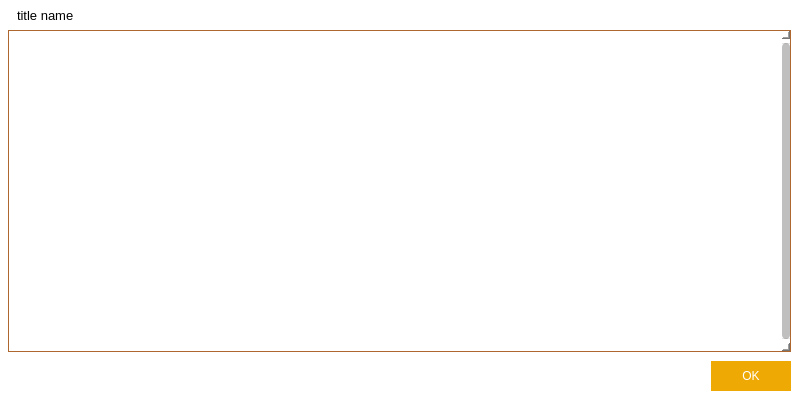
Old version of the form src/qt/forms/helpmessagedialog.ui in the repository MassGrid/MassGrid.
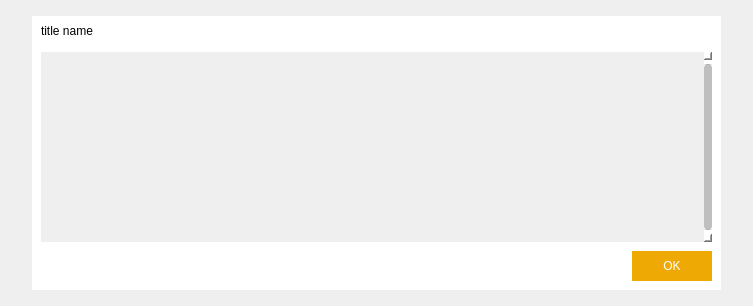
New version of the form. Icons and pictures are not drawn.

```diff
--- a/src/qt/forms/helpmessagedialog.ui
+++ b/src/qt/forms/helpmessagedialog.ui
@@ -6,8 +6,8 @@
    <rect>
     <x>0</x>
     <y>0</y>
-    <width>800</width>
-    <height>400</height>
+    <width>753</width>
+    <height>306</height>
    </rect>
   </property>
   <property name="font">
@@ -19,12 +19,31 @@
    <string notr="true">MassGrid Core - Command-line options</string>
   </property>
   <property name="styleSheet">
-   <string notr="true">QWidget{
-background-color:rgb(255,255,255);
+   <string notr="true"/>
+  </property>
+  <layout class="QGridLayout" name="gridLayout">
+   <property name="leftMargin">
+    <number>0</number>
+   </property>
+   <property name="topMargin">
+    <number>0</number>
+   </property>
+   <property name="rightMargin">
+    <number>0</number>
+   </property>
+   <property name="bottomMargin">
+    <number>0</number>
+   </property>
+   <item row="0" column="0">
+    <widget class="QWidget" name="centerWin" native="true">
+     <property name="styleSheet">
+      <string notr="true">QWidget#centerWin{
+border:hidden;
+	border-image: url(:/pic/res/pic/dlgBackgroud.png);
 }
 
 QScrollArea{
-border:1px solid rgb(174,103,46);
+border:hidden;
 }
 
 /*垂直滚动条整体*/
@@ -143,10 +162,34 @@
 border-radius:5px;
 }</string>
   </property>
-  <layout class="QHBoxLayout" name="horizontalLayout">
-   <property name="spacing">
-    <number>0</number>
-   </property>
+     <layout class="QGridLayout" name="gridLayout_2">
+      <property name="leftMargin">
+       <number>32</number>
+      </property>
+      <property name="topMargin">
+       <number>16</number>
+      </property>
+      <property name="rightMargin">
+       <number>32</number>
+      </property>
+      <property name="bottomMargin">
+       <number>16</number>
+      </property>
+      <item row="0" column="0">
+       <widget class="QFrame" name="mainframe">
+        <property name="styleSheet">
+         <string notr="true">QFrame#mainframe{
+border:hidden;
+	background-color: rgb(255, 255, 255);
+}</string>
+        </property>
+        <property name="frameShape">
+         <enum>QFrame::StyledPanel</enum>
+        </property>
+        <property name="frameShadow">
+         <enum>QFrame::Raised</enum>
+        </property>
+        <layout class="QVBoxLayout" name="verticalLayout_4">
    <property name="leftMargin">
     <number>0</number>
    </property>
@@ -159,19 +202,6 @@
    <property name="bottomMargin">
     <number>0</number>
    </property>
-   <item>
-    <widget class="QLabel" name="graphic">
-     <property name="sizePolicy">
-      <sizepolicy hsizetype="Preferred" vsizetype="Ignored">
-       <horstretch>0</horstretch>
-       <verstretch>0</verstretch>
-      </sizepolicy>
-     </property>
-     <property name="pixmap">
-      <pixmap resource="../massgrid.qrc">:/images/about</pixmap>
-     </property>
-    </widget>
-   </item>
    <item>
     <layout class="QVBoxLayout" name="verticalLayout_3">
      <item>
@@ -232,6 +262,12 @@
        <property name="spacing">
         <number>9</number>
        </property>
+             <property name="leftMargin">
+              <number>9</number>
+             </property>
+             <property name="topMargin">
+              <number>0</number>
+             </property>
        <property name="rightMargin">
         <number>9</number>
        </property>
@@ -254,8 +290,8 @@
            <rect>
             <x>0</x>
             <y>0</y>
-            <width>682</width>
-            <height>309</height>
+                  <width>661</width>
+                  <height>185</height>
            </rect>
           </property>
           <layout class="QVBoxLayout" name="verticalLayout_2">
@@ -304,9 +340,13 @@
    </item>
   </layout>
  </widget>
- <resources>
-  <include location="../massgrid.qrc"/>
- </resources>
+      </item>
+     </layout>
+    </widget>
+   </item>
+  </layout>
+ </widget>
+ <resources/>
  <connections>
   <connection>
    <sender>okButton</sender>
```
Left out of the diff: 1 changed line with no effect on the pictures. Lines whose indentation alone changed are shown as unchanged.
